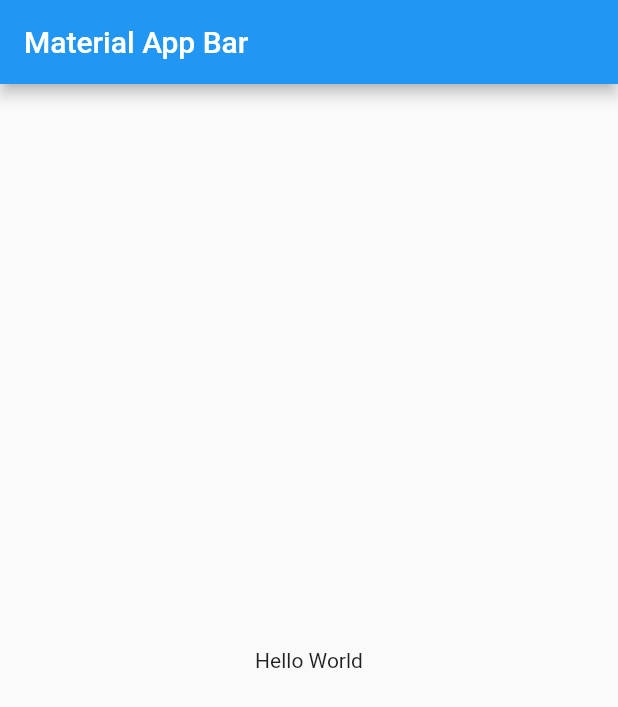
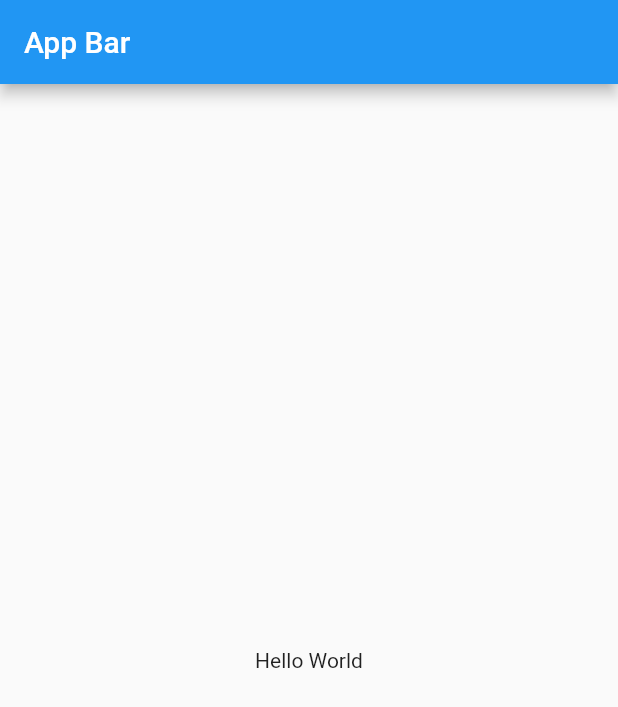
Before and after one commit to mdabdullahalsiddik/e-commerce, a Flutter app: the screen it shows after launch, on a phone screen of 412 x 824 dp. Shown: the top 707 px of the screen. Run offline on Flutter 3.47's test engine with Material 2 defaults, Android fonts, the light colour scheme and no system bars.

Commit message:
New Branch

```diff
--- a/lib/main.dart
+++ b/lib/main.dart
@@ -11,7 +11,7 @@ class MyApp extends StatelessWidget {
       debugShowCheckedModeBanner: false,
       home: Scaffold(
         appBar: AppBar(
-          title: const Text('Material App Bar'),
+          title: const Text('App Bar'),
         ),
         body: const Center(
           child: Text('Hello World'),
```
